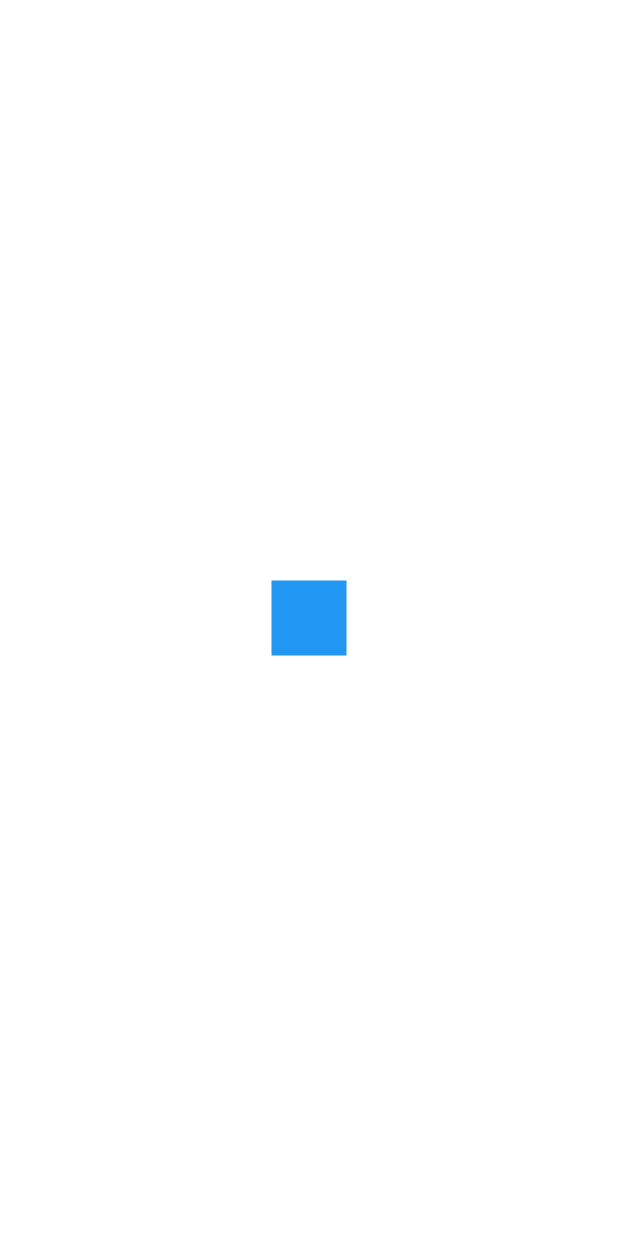
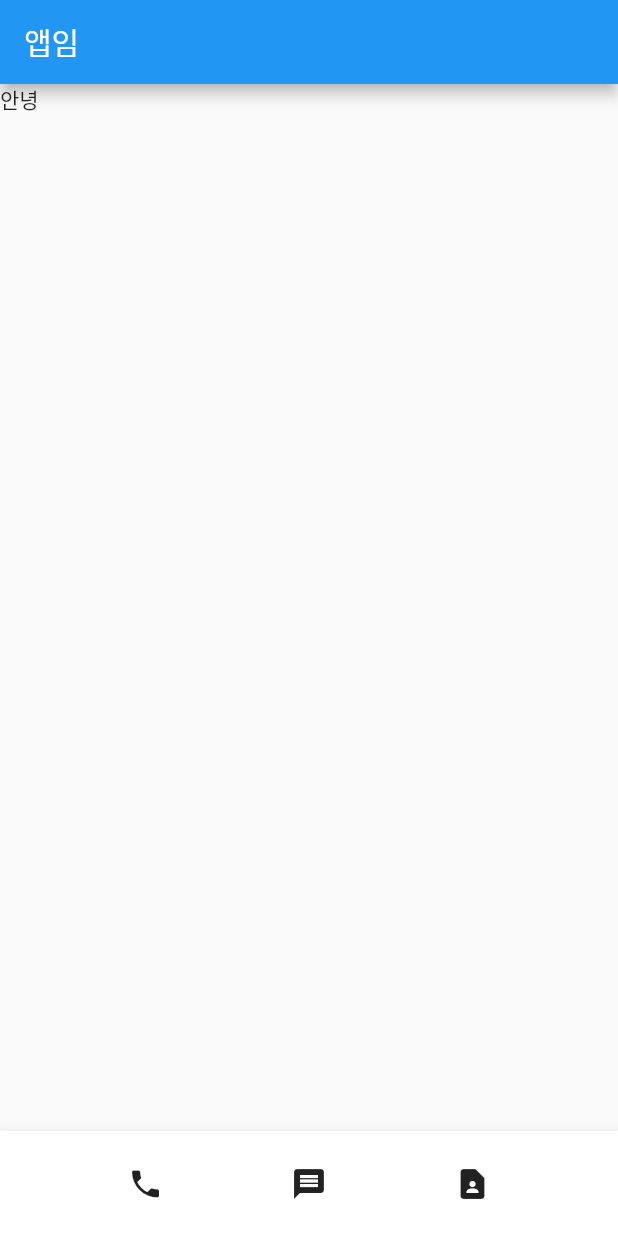
Before and after one commit to KangMyungSuk/flutter_study, a Flutter app: the screen it shows after launch, on a phone screen of 412 x 824 dp. Run offline on Flutter 3.47's test engine with Material 2 defaults, Android fonts, the phone set to English and light mode, and no system bars.

Commit message:
2강 가로 세로 배치하는 법과 Scaffold        이슈 : 전구로 container 감싸기                   title로 글씨 넣기, SizedBox로 대체하기

```diff
--- a/analysis_options.yaml
+++ b/analysis_options.yaml
@@ -26,6 +26,7 @@ linter:
     prefer_const_constructors_in_immutables : false
     prefer_const_constructors : false
     avoid_print : false
+    prefer_const_literals_to_create_immutables : false
     # avoid_print: false  # Uncomment to disable the `avoid_print` rule
     # prefer_single_quotes: true  # Uncomment to enable the `prefer_single_quotes` rule
 
--- a/lib/main.dart
+++ b/lib/main.dart
@@ -8,10 +8,23 @@ class  MyApp extends StatelessWidget {
   @override
   Widget build(BuildContext context) {
     return MaterialApp(
-      home: Center(
-        child: Container(width: 50, height: 50, color: Colors.blue)
-            //
-      )
+      home: Scaffold(
+        appBar: AppBar( title : Text('앱임'),  ),
+        body: Text('안녕'),
+        bottomNavigationBar: BottomAppBar(
+          child: SizedBox(
+            height: 70,
+            child: Row(
+              mainAxisAlignment: MainAxisAlignment.spaceEvenly,
+              children: [
+              Icon(Icons.phone),
+              Icon(Icons.message),
+              Icon(Icons.contact_page),
+            ],
+            ),
+          ),
+        ),
+      ),
     );
   }
 }
```
